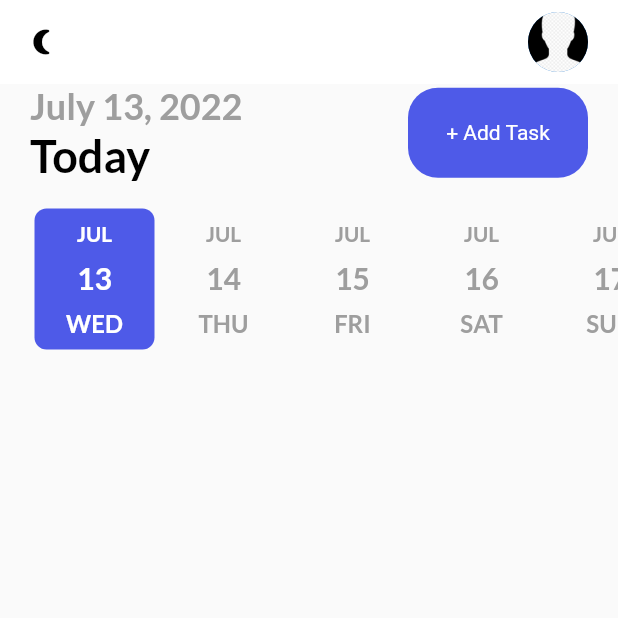
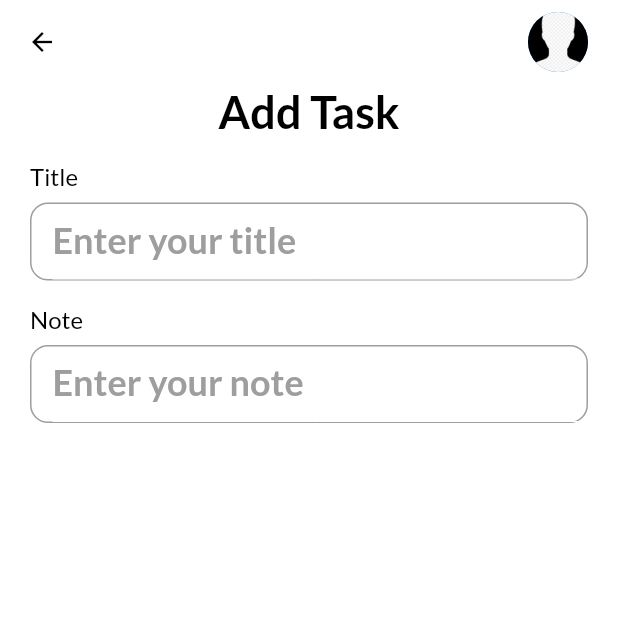
Before and after one commit to Ashisoma/todo_db, a Flutter app: the screen it shows after launch, after a tap on "+ Add Task", on a phone screen of 412 x 824 dp, the top half of it. Run offline on Flutter 3.47's test engine with Material 2 defaults, Android fonts, the phone set to English and light mode, and no system bars; drawn by our look-alikes of date_picker_timeline; our stand-ins replace flutter_local_notifications, get, get_storage, google_fonts, timezone; missing offline and left inert: dart:ffi.

Commit message:
add note ui

```diff
--- /dev/null
+++ b/lib/screens/add_task.dart
@@ -0,0 +1,63 @@
+import 'package:flutter/material.dart';
+import 'package:get/get.dart';
+import 'package:todo_db/screens/theme.dart';
+import 'package:todo_db/screens/widgets/input_fied.dart';
+import 'package:todo_db/services/theme_services.dart';
+
+class AddTaskPage extends StatefulWidget {
+  const AddTaskPage({Key? key}) : super(key: key);
+
+  @override
+  State<AddTaskPage> createState() => _AddTaskPageState();
+}
+
+class _AddTaskPageState extends State<AddTaskPage> {
+  @override
+  Widget build(BuildContext context) {
+    return Scaffold(
+      backgroundColor: context.theme.backgroundColor,
+      appBar: _appBar(),
+      body: Container(
+        padding: const EdgeInsets.only(left: 20, right: 20),
+        child: SingleChildScrollView(
+          child: Column(
+            children: [
+              Text(
+                "Add Task",
+                style: headingStyle,
+              ),
+              MyInput(title: "Title", hint: "Enter your title"),
+              MyInput(title: "Note", hint: "Enter your note"),
+
+            ],
+          ),
+        ),
+      ),
+    );
+  }
+
+  _appBar() {
+    return AppBar(
+      elevation: 0,
+      backgroundColor: context.theme.backgroundColor,
+      leading: GestureDetector(
+        onTap: () {
+          Get.back();
+        },
+        child: Icon(
+          Icons.arrow_back,
+          size: 20,
+          color: Get.isDarkMode ? Colors.white : Colors.black,
+        ),
+      ),
+      actions: [
+        CircleAvatar(
+          backgroundImage: AssetImage("images/profile.jpg"),
+        ),
+        SizedBox(
+          width: 20,
+        )
+      ],
+    );
+  }
+}
--- a/lib/screens/home_page.dart
+++ b/lib/screens/home_page.dart
@@ -3,6 +3,7 @@ import 'package:flutter/material.dart';
 import 'package:get/get.dart';
 import 'package:google_fonts/google_fonts.dart';
 import 'package:intl/intl.dart';
+import 'package:todo_db/screens/add_task.dart';
 import 'package:todo_db/screens/theme.dart';
 import 'package:todo_db/screens/widgets/button.dart';
 import 'package:todo_db/services/notifications_services.dart';
@@ -17,7 +18,7 @@ class HomePage extends StatefulWidget {
 
 class _HomePageState extends State<HomePage> {
   var notifyHelper;
-  DateTime _selectedDate =  DateTime.now();
+  DateTime _selectedDate = DateTime.now();
   @override
   void initState() {
     // TODO: implement initState
@@ -33,8 +34,18 @@ class _HomePageState extends State<HomePage> {
       appBar: _appBar(),
       body: Column(
         children: [
+          const SizedBox(
+            height: 10,
+          ),
           _addTaskBar(),
-          Container(
+          _dateTimeBar()
+        ],
+      ),
+    );
+  }
+
+  Container _dateTimeBar() {
+    return Container(
       margin: const EdgeInsets.only(top: 15, left: 20),
       child: DatePicker(
         DateTime.now(),
@@ -45,28 +56,19 @@ class _HomePageState extends State<HomePage> {
         selectedTextColor: Colors.white,
         dateTextStyle: GoogleFonts.lato(
           textStyle: const TextStyle(
-                    fontSize: 20,
-                    fontWeight: FontWeight.w600,
-                    color: Colors.grey),
+              fontSize: 20, fontWeight: FontWeight.w600, color: Colors.grey),
         ),
         dayTextStyle: GoogleFonts.lato(
           textStyle: const TextStyle(
-                    fontSize: 16,
-                    fontWeight: FontWeight.w600,
-                    color: Colors.grey),
+              fontSize: 16, fontWeight: FontWeight.w600, color: Colors.grey),
         ),
         monthTextStyle: GoogleFonts.lato(
           textStyle: const TextStyle(
-                    fontSize: 14,
-                    fontWeight: FontWeight.w600,
-                    color: Colors.grey),
+              fontSize: 14, fontWeight: FontWeight.w600, color: Colors.grey),
         ),
         onDateChange: (date) {
           _selectedDate = date;
         },
-            ),
-          )
-        ],
       ),
     );
   }
@@ -90,7 +92,7 @@ class _HomePageState extends State<HomePage> {
               ],
             ),
           ),
-          MyButton(label: "+ Add Task", onTap: () => null)
+          MyButton(label: "+ Add Task", onTap: () => Get.to(AddTaskPage()))
         ],
       ),
     );
--- a/lib/screens/theme.dart
+++ b/lib/screens/theme.dart
@@ -38,3 +38,21 @@ TextStyle get headingStyle {
     color: Get.isDarkMode ? Colors.white : Colors.black,
   ));
 }
+
+TextStyle get titleStyle {
+  return GoogleFonts.lato(
+      textStyle: TextStyle(
+    fontSize: 16,
+    fontWeight: FontWeight.w400,
+    color: Get.isDarkMode ? Colors.white : Colors.black,
+  ));
+}
+
+TextStyle get subTitleStyle {
+  return GoogleFonts.lato(
+      textStyle: TextStyle(
+    fontSize: 14,
+    fontWeight: FontWeight.w400,
+    color: Get.isDarkMode ?  Colors.grey[100] : Colors.grey[400],
+  ));
+}
--- /dev/null
+++ b/lib/screens/widgets/input_fied.dart
@@ -0,0 +1,71 @@
+import 'package:flutter/material.dart';
+import 'package:get/get.dart';
+import 'package:todo_db/screens/theme.dart';
+
+class MyInput extends StatelessWidget {
+  final String title;
+  final String hint;
+  final TextEditingController? controller;
+  final Widget? widget;
+  const MyInput(
+      {Key? key,
+      required this.title,
+      required this.hint,
+      this.controller,
+      this.widget})
+      : super(key: key);
+
+  @override
+  Widget build(BuildContext context) {
+    return Container(
+      margin: const EdgeInsets.only(top: 16),
+      child: Column(
+        crossAxisAlignment: CrossAxisAlignment.start,
+        children: [
+          Text(
+            title,
+            style: titleStyle,
+          ),
+          Container(
+            margin: EdgeInsets.only(top: 8.0),
+            height: 52,
+            padding:const EdgeInsets.only(left: 14),
+            decoration: BoxDecoration(
+              border: Border.all(
+                color: Colors.grey,
+                width: 1.0,
+              ),
+              borderRadius: BorderRadius.circular(12.0),
+            ),
+            child: Row(
+              children: [
+                Expanded(child: TextFormField(
+                  autofocus: false,
+                  cursorColor: Get.isDarkMode? Colors.grey[100] : Colors.grey[700],
+                  controller: controller,
+                  style: subTitleStyle,
+                  decoration: InputDecoration(
+                    hintText: hint,
+                    hintStyle: subHeadingStyle,
+                    focusedBorder: UnderlineInputBorder(
+                      borderSide: BorderSide(
+                        color: context.theme.backgroundColor,
+                        width: 0,
+                      ),
+                    ),
+                    enabledBorder:  UnderlineInputBorder(
+                      borderSide: BorderSide(
+                        color: context.theme.backgroundColor,
+                        width: 0,
+                      ),
+                    ),
+                  ),
+                ))
+              ],
+            ),
+          )
+        ],
+      ),
+    );
+  }
+}
```
Lines whose indentation alone changed are shown as unchanged.
